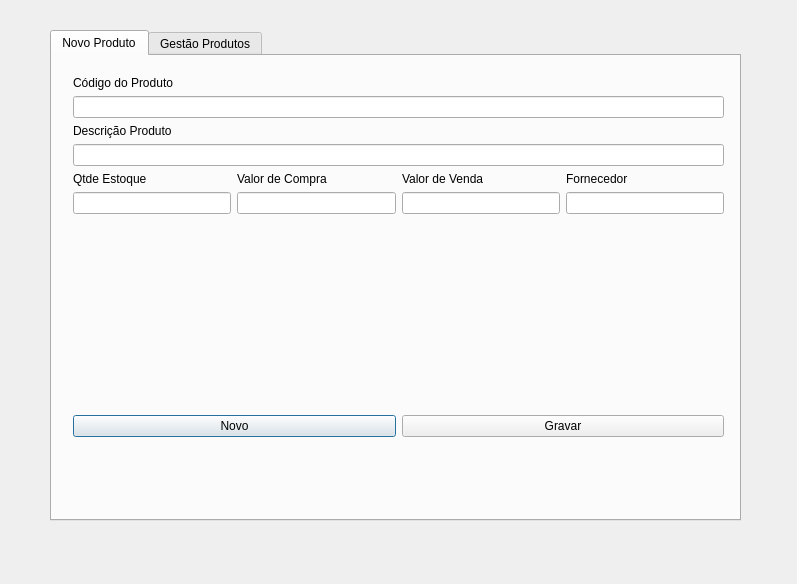
Above: ControlEstoque/mw_gestaoestoque.ui from josewmarinho/controlEstoque before the change. Below: the same form after it.
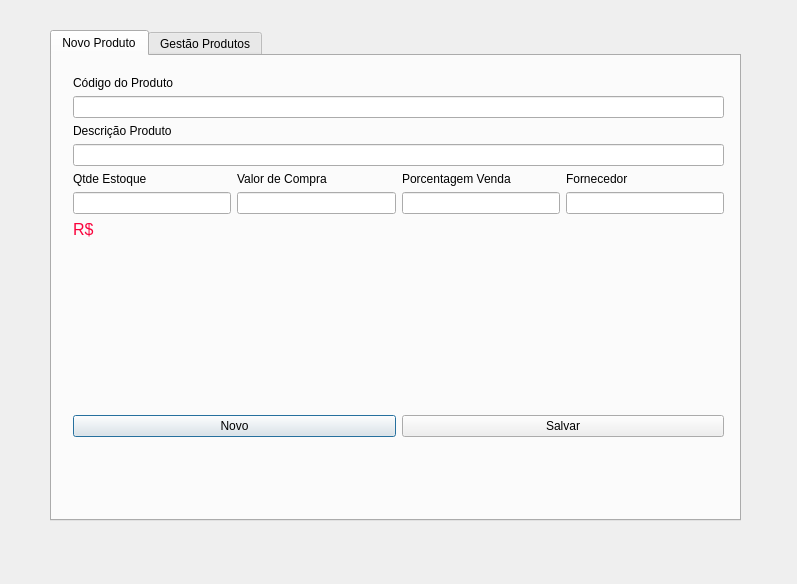
That is the form after the change. The open tabs and pages were chosen to show the change.

Diff of the .ui file:
```diff
--- a/ControlEstoque/mw_gestaoestoque.ui
+++ b/ControlEstoque/mw_gestaoestoque.ui
@@ -102,7 +102,7 @@
           <item>
            <widget class="QLabel" name="label_3">
             <property name="text">
-             <string>Valor de Venda</string>
+             <string>Porcentagem Venda</string>
             </property>
            </widget>
           </item>
@@ -127,6 +127,21 @@
         </item>
        </layout>
       </item>
+      <item>
+       <widget class="QLabel" name="lb_valorvenda">
+        <property name="font">
+         <font>
+          <pointsize>12</pointsize>
+         </font>
+        </property>
+        <property name="styleSheet">
+         <string notr="true">color:#FA023C;</string>
+        </property>
+        <property name="text">
+         <string>R$</string>
+        </property>
+       </widget>
+      </item>
       <item>
        <spacer name="verticalSpacer">
         <property name="orientation">
@@ -152,7 +167,7 @@
         <item>
          <widget class="QPushButton" name="btn_gravarnovoproduto">
           <property name="text">
-           <string>Gravar</string>
+           <string>Salvar</string>
           </property>
          </widget>
         </item>
```
Left out of the diff: 6 changed lines with no effect on the pictures.
